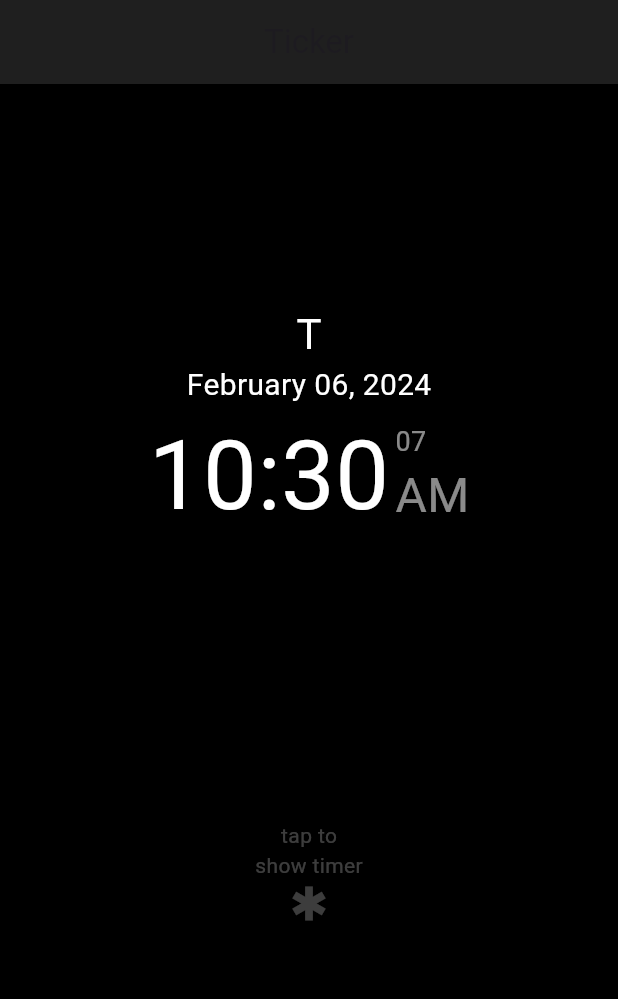
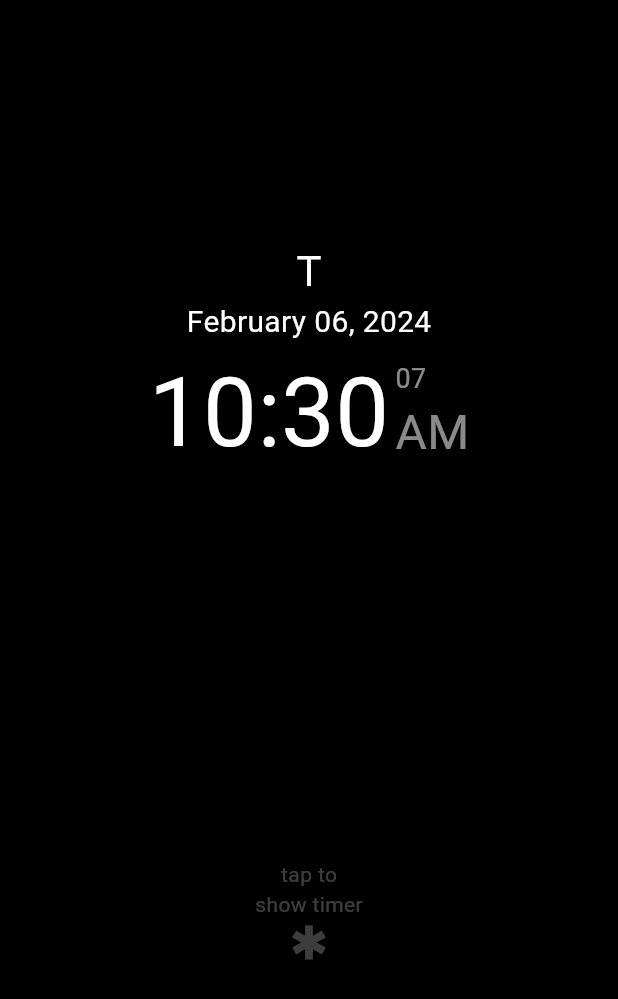
Before and after one commit to mattgwriter7/flutt_ticker, a Flutter app: the screen it shows after launch, on a phone screen of 412 x 824 dp. Shown: the top 999 px of the screen. Run offline on Flutter 3.47's test engine with Material 3 defaults, Android fonts, the phone set to English and light mode, and no system bars; our stand-ins replace wakelock.

Commit message:
tweaking UI

```diff
--- a/lib/pages/Start_Page.dart
+++ b/lib/pages/Start_Page.dart
@@ -69,12 +69,14 @@ class _Start_PageState extends State<Start_Page> {
       child: SafeArea(
         child: Scaffold(
           backgroundColor: Colors.black,
+          /*
           appBar: AppBar(
             title: Text( 'Ticker' ),
             centerTitle: true,
             elevation: 0,
             backgroundColor: Colors.white12,
           ),
+          */
           body: Stack(
             children: [
               Container(
@@ -206,6 +208,7 @@ class _Start_PageState extends State<Start_Page> {
                         Material(
                           color: Colors.black,
                           child: InkWell(
+                            customBorder: CircleBorder(),
                             onTap: () {
                               Timer(Duration( milliseconds: Config.short_delay), () {
                                 setState(() {
@@ -226,7 +229,7 @@ class _Start_PageState extends State<Start_Page> {
                                     style: TextStyle( color: Colors.white24)
                                   ),
                                   Padding(
-                                    padding: const EdgeInsets.fromLTRB(0,0,0,100),
+                                    padding: const EdgeInsets.fromLTRB(0,0,0,20),
                                     child: Icon(
                                       Icons.emergency,
                                       color: Colors.white24,
@@ -253,15 +256,15 @@ class _Start_PageState extends State<Start_Page> {
 
 
               //  TOP "LINKS" HUD
-              //  ( for "Quot App" and "Reset")
+              //  ( for "Quit App" and "Reset")
               Visibility(
                 visible: _show_hud,
                 child: Positioned(
                   left: 10,
                   top: 10,
                   child: TextButton.icon(
-                    icon: const Icon( Icons.cancel, color: Colors.white), // Your icon here
-                    label: Text('Quit App', style: TextStyle( color: Colors.white, decoration: TextDecoration.underline, )),
+                    icon: const Icon( Icons.cancel, color: Colors.green), // Your icon here
+                    label: Text('Quit App', style: TextStyle( color: Colors.green, decoration: TextDecoration.underline, )),
                     onPressed: (){
                       Timer(Duration( milliseconds: Config.short_delay), () {
                         //  exit app (after short delay) based on
@@ -284,8 +287,8 @@ class _Start_PageState extends State<Start_Page> {
                   right: 10,
                   top: 10,
                   child: TextButton.icon(
-                    icon: const Icon( Icons.refresh, color: Colors.white), // Your icon here
-                    label: Text('Reset', style: TextStyle( color: Colors.white, decoration: TextDecoration.underline, )),
+                    icon: const Icon( Icons.refresh, color: Colors.green), // Your icon here
+                    label: Text('Reset', style: TextStyle( color: Colors.green, decoration: TextDecoration.underline, )),
                     onPressed: (){
                         //  reset the timer quickly (no delay)
                         context.read<Ticker>().resetTimer();
@@ -294,6 +297,7 @@ class _Start_PageState extends State<Start_Page> {
                           _button_color = Colors.white12;
                           _button_label_color = Colors.white10;
                           _show_hud = false;
+                          _hide_timer_container = true;
                         });
                     }
                   ),
```
